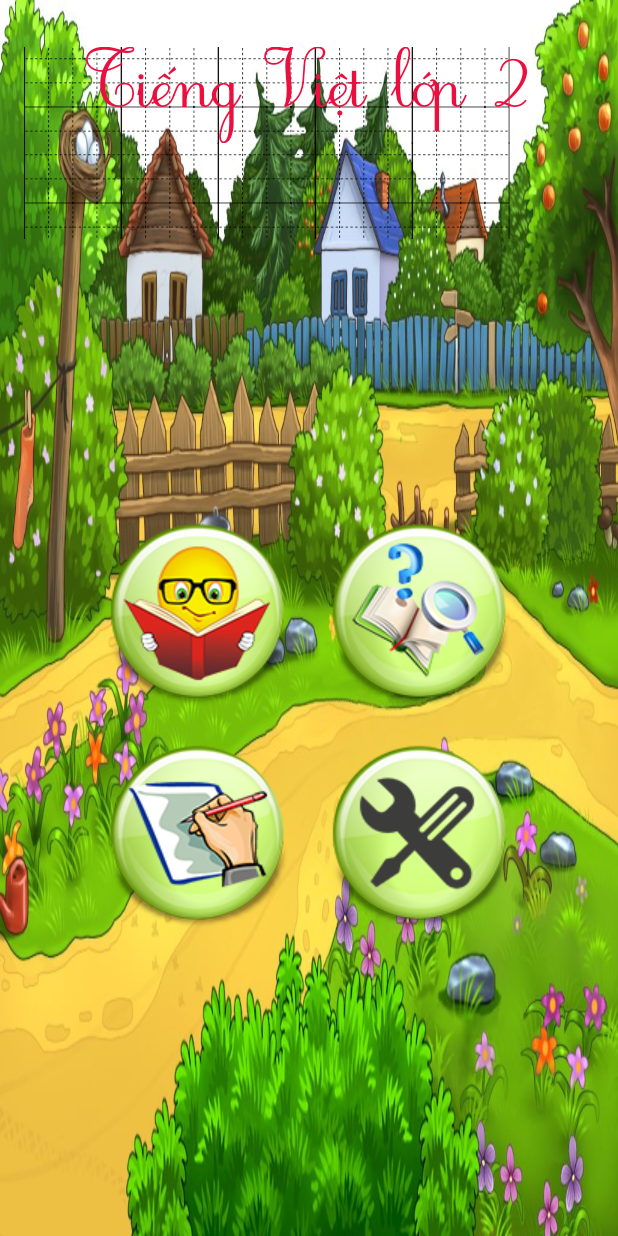
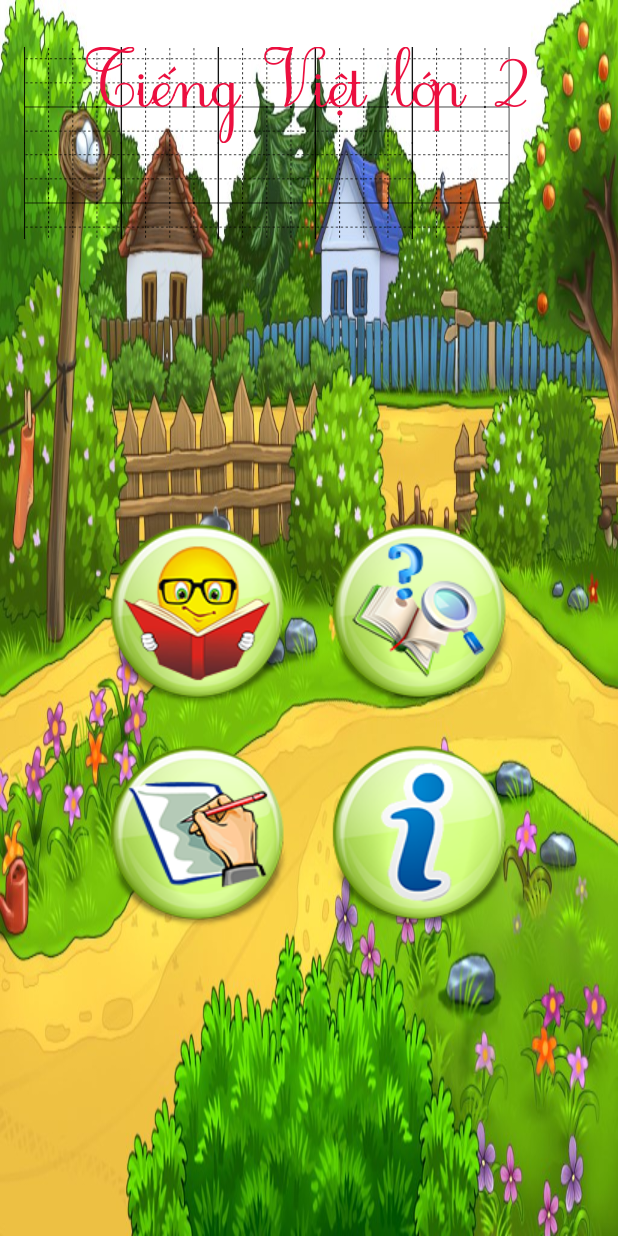
Before and after one commit to trandangai/TapDocLopHai, an Android app: the screen it shows after launch (MainActivity), on a phone screen of 412 x 824 dp. Run offline under Robolectric (Android 15) with nearby library versions, the phone set to English and light mode, and no system bars.

Commit message:
Cường Lê - Test change database

```diff
--- a/app/src/main/res/layout/activity_main.xml
+++ b/app/src/main/res/layout/activity_main.xml
@@ -93,7 +93,7 @@
                 android:layout_height="wrap_content"
                 android:layout_margin="10dp"
                 android:id="@+id/imgbtnCaiDat"
-                android:background="@drawable/caidat2" />
+                android:background="@drawable/about" />
         </TableRow>
 
     </TableLayout>
```
Also changed, not shown: app/src/main/assets/database/tviet2.db, app/src/main/res/drawable/about.png (added), app/src/main/res/drawable/caidat2.png (deleted).
